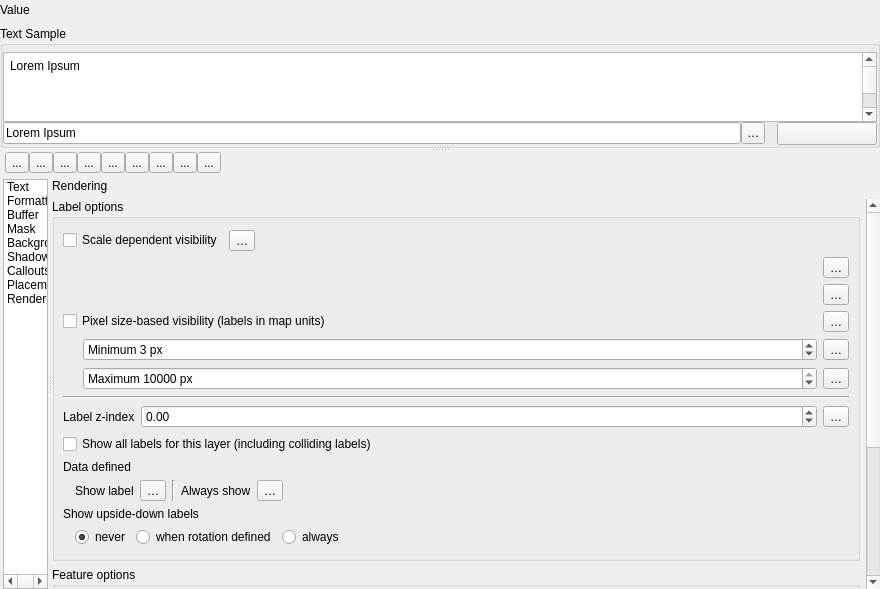
First picture: the form in src/ui/qgstextformatwidgetbase.ui, repository qgis/QGIS, before the edit.
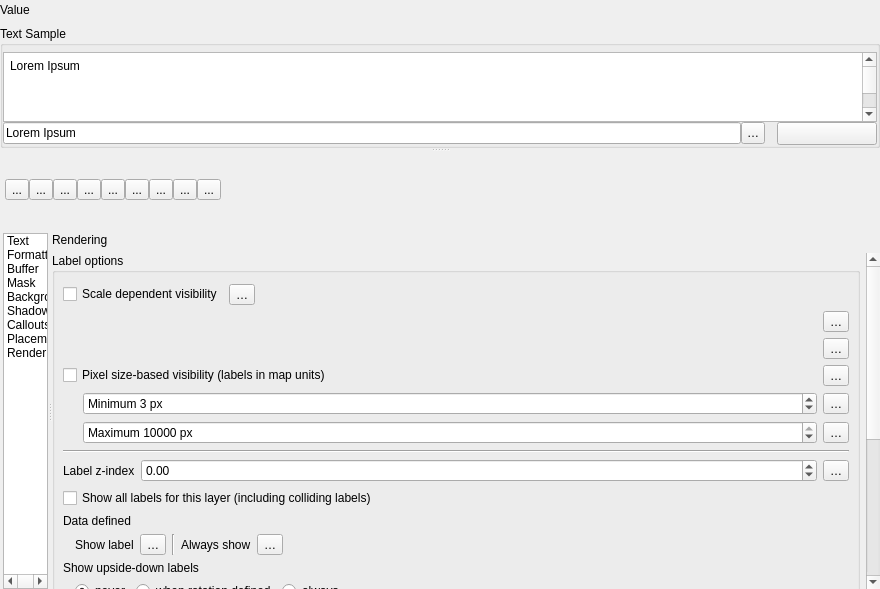
Second picture: the form after the edit. Icons and pictures are not drawn. Custom widgets are drawn as their Qt base class.

Commit message: hide tabs when not in Dock mode

```diff
--- a/src/ui/qgstextformatwidgetbase.ui
+++ b/src/ui/qgstextformatwidgetbase.ui
@@ -6615,6 +6615,7 @@
            </widget>
           </item>
           <item row="0" column="0">
+           <widget class="QWidget" name="mTabsWidget" native="true">
            <layout class="QGridLayout" name="gridLayout_48">
             <property name="leftMargin">
              <number>5</number>
@@ -6762,6 +6763,7 @@
              </widget>
             </item>
            </layout>
+           </widget>
           </item>
          </layout>
         </widget>
```
Lines whose indentation alone changed are shown as unchanged. The commit also changes 1 other file.
